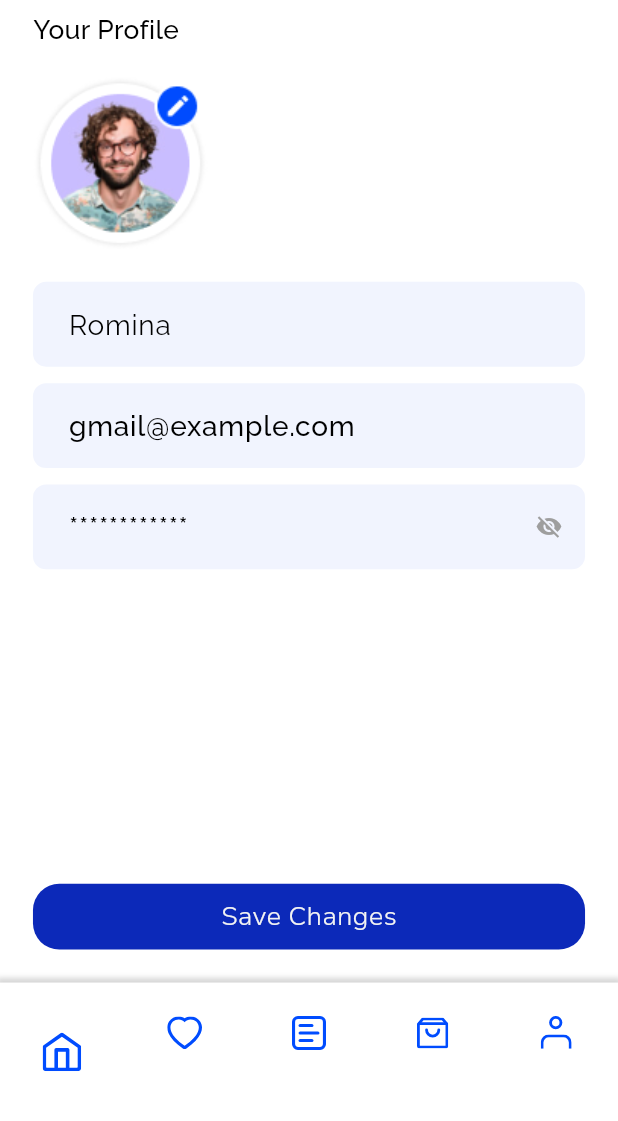
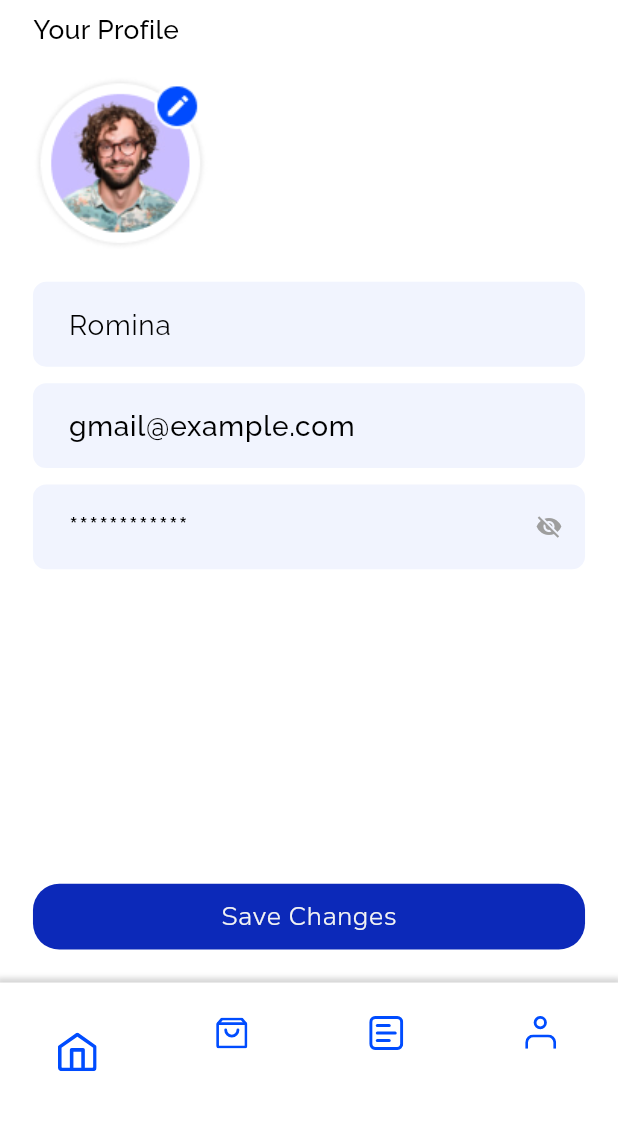
Before and after one commit to hoailuong123/AlamodeApp, a Flutter app: the SettingsProfileScreen screen opened by its route, on a phone screen of 412 x 824 dp, the part 115-1236 px from its top. Run offline on Flutter 3.47's test engine with Material 3 defaults, Android fonts, the phone set to English and light mode, and no system bars; our stand-ins replace cached_network_image, connectivity_plus, flutter_rating_bar, flutter_svg, flutter_svg_provider, pin_code_fields and 2 more; missing offline and left inert: carousel_slider_plus, country_pickers, responsive_grid_list; accounts and stored records are empty; network calls fail.

```diff
--- a/lib/presentation/shop_screen/shop_screen.dart
+++ b/lib/presentation/shop_screen/shop_screen.dart
@@ -59,7 +59,7 @@ class ShopScreen extends StatelessWidget {
       case AppRoutes.shopInitialPage:
         return ShopInitialPage();
       case AppRoutes.categoriesFilterScreen:
-        return CategoriesFilterScreen(); // Ensure this screen is implemented
+        return CategoriesFilterScreen();
       default:
         return Center(
           child: Text(
--- a/lib/presentation/shop_screen/widgets/grid_categories.dart
+++ b/lib/presentation/shop_screen/widgets/grid_categories.dart
@@ -34,10 +34,9 @@ class _GridCategoriesState extends State<GridCategories> {
         } else if (!snapshot.hasData || snapshot.data!.isEmpty) {
           return Center(child: Text('Không có danh mục nào'));
         } else {
-          // Lọc chỉ các danh mục không có danh mục con
           List<Category> categoriesWithoutParent = snapshot.data!
-              .where((category) => category.parent == null) // Lọc chỉ các category cha (parent == null)
-              .take(6) // Giới hạn danh sách tối đa 6 category
+              .where((category) => category.parent == null)
+              .take(6)
               .toList();
 
           return Container(
--- a/lib/services/category_service.dart
+++ b/lib/services/category_service.dart
@@ -3,7 +3,7 @@ import 'package:http/http.dart' as http;
 import '../models/category_model.dart';
 
 class CategoryService {
-  final String baseUrl = 'https://sterling-notably-monster.ngrok-free.app';
+  final String baseUrl = 'https://included-sheepdog-slowly.ngrok-free.app';
 
   Future<List<Category>> fetchCategories() async {
     final response = await http.get(Uri.parse('$baseUrl/api/categories/'));
--- a/lib/services/product_service.dart
+++ b/lib/services/product_service.dart
@@ -3,7 +3,7 @@ import 'package:http/http.dart' as http;
 import '../models/product_model.dart';
 
 class ProductService {
-  final String baseUrl = "http://sterling-notably-monster.ngrok-free.app";
+  final String baseUrl = "https://included-sheepdog-slowly.ngrok-free.app";
 
   Future<List<ProductModel>> fetchProducts(
       {int pageSize = 10, int page = 1}) async {
--- a/lib/widgets/custom_bottom_bar.dart
+++ b/lib/widgets/custom_bottom_bar.dart
@@ -21,16 +21,12 @@ class CustomBottomBarState extends State<CustomBottomBar> {
         activeIcon: ImageConstant.imgGroup1950,
         type: BottomBarEnum.loremipsumdolorsitametconsectetur),
     BottomMenuModel(
-        icon: ImageConstant.imgFavoritePrimary,
-        activeIcon: ImageConstant.imgFavoritePrimary,
+        icon: ImageConstant.imgBagPrimary,
+        activeIcon: ImageConstant.imgBagPrimary,
         type: BottomBarEnum.loremipsumdolor3),
     BottomMenuModel(
         icon: ImageConstant.imgCategories,
         activeIcon: ImageConstant.imgCategories,
-        type: BottomBarEnum.loremipsumdolor3),
-    BottomMenuModel(
-        icon: ImageConstant.imgBagPrimary,
-        activeIcon: ImageConstant.imgBagPrimary,
         type: BottomBarEnum.loremipsumdolor3),
     BottomMenuModel(
         icon: ImageConstant.imgLockPrimary,
```
Also changed, not shown: lib/presentation/shop_screen/shop_initial_page.dart (+21 -56 lines).
